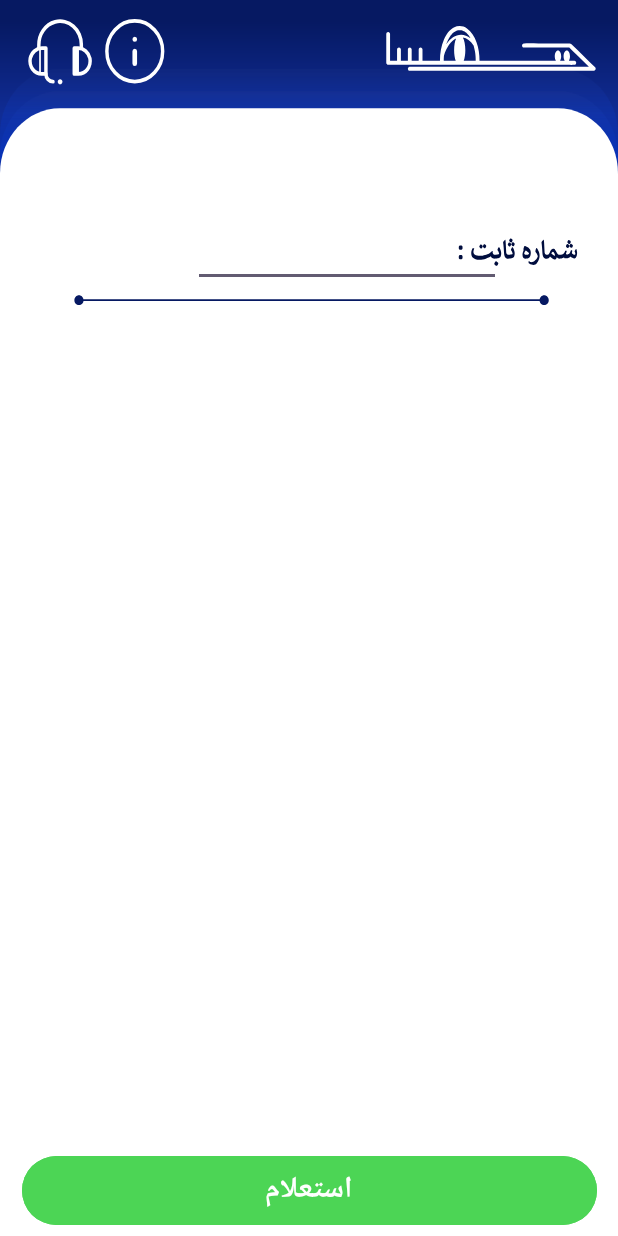
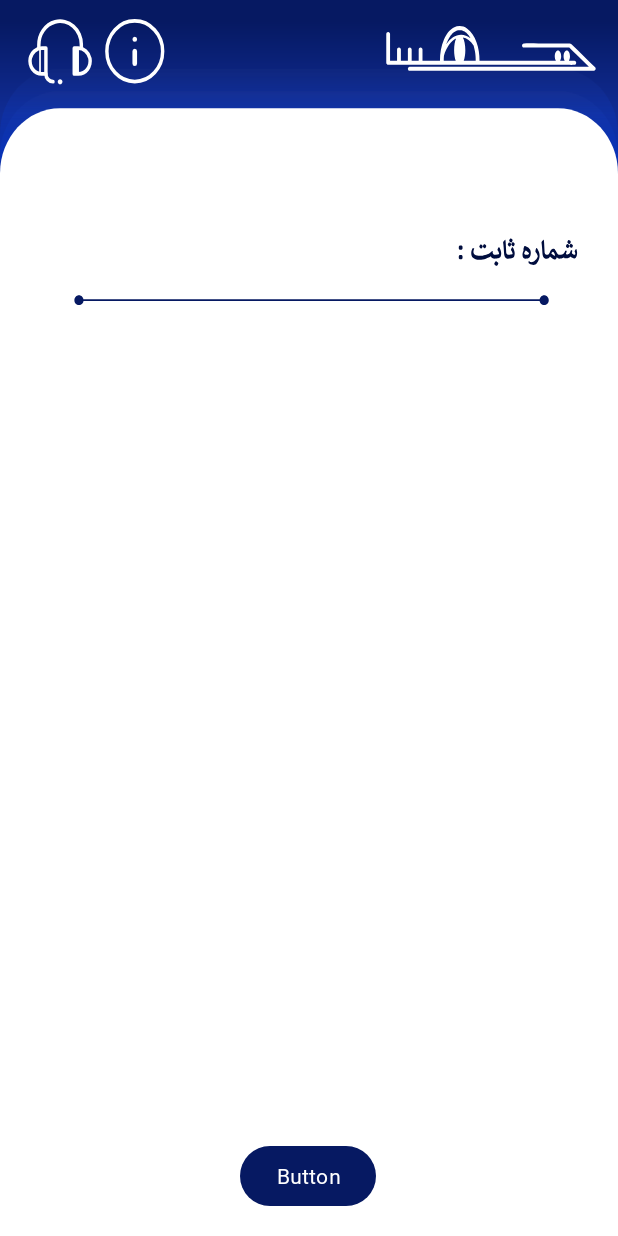
Before and after one commit to SanazSobahnloo/Temsah-Java, an Android app: the fixedLine screen opened directly, with no data from a screen before it, on a phone screen of 412 x 824 dp. Run offline under Robolectric (Android 15) with nearby library versions, the phone set to English and light mode, and no system bars.

Commit message:
testing fixed 1

```diff
--- a/app/src/main/java/com/example/temsah/fixedLine.java
+++ b/app/src/main/java/com/example/temsah/fixedLine.java
@@ -49,6 +49,7 @@ public class fixedLine extends AppCompatActivity {
 
 
 
+
         binding.phone.addTextChangedListener(new TextWatcher() {
             @Override
             public void beforeTextChanged(CharSequence charSequence, int i, int i1, int i2) {
@@ -58,33 +59,11 @@ public class fixedLine extends AppCompatActivity {
             @Override
             public void onTextChanged(CharSequence charSequence, int i, int i1, int i2) {
 
-                /*if (charSequence.toString().startsWith("021")){binding.imageView3.setVisibility(View.VISIBLE);
-                    binding.imageView4.setVisibility(View.INVISIBLE);
-                }*/
-
-                binding.textView5.setText(binding.phone.getText().toString().trim());
-
-
+                binding.copy.setText(binding.phone.getText());
             }
 
             @Override
             public void afterTextChanged(Editable editable) {
-                callAPI(binding.textView5.getText());
-
-            }
-        });
-        binding.estelamBtn.setOnClickListener(new View.OnClickListener() {
-            @Override
-            public void onClick(View view) {
-
-                binding.mid.setVisibility(View.VISIBLE);
-                binding.fin.setVisibility(View.VISIBLE);
-                binding.textView6.setText(re5);
-                binding.textView7.setText(re5);
-                binding.midbill.setText(re1);
-                binding.finbill.setText(re3);
-                binding.idmid.setText(re2);
-                binding.idfin.setText(re4);
 
             }
         });
--- a/app/src/main/res/layout/activity_fixed_line.xml
+++ b/app/src/main/res/layout/activity_fixed_line.xml
@@ -41,164 +41,55 @@
         app:layout_constraintStart_toStartOf="parent"
         app:layout_constraintTop_toTopOf="parent" />
 
-    <Button
-        android:id="@+id/estelamBtn"
-        android:layout_width="383dp"
-        android:layout_height="54dp"
-        android:layout_marginBottom="3dp"
-        android:backgroundTint="@color/green"
-        android:text="استعلام"
-        android:textSize="20dp"
-        android:textStyle="bold"
-        app:layout_constraintBottom_toBottomOf="parent"
+    <TextView
+        android:id="@+id/phone"
+        android:layout_width="178dp"
+        android:layout_height="40dp"
+        android:layout_marginTop="148dp"
         app:layout_constraintEnd_toEndOf="parent"
-        app:layout_constraintStart_toStartOf="parent" />
-
-    <EditText
-        android:id="@+id/phone"
-        android:layout_width="205dp"
-        android:layout_height="47dp"
-        android:layout_marginStart="50dp"
-        android:layout_marginTop="144dp"
-        android:layout_marginEnd="50dp"
-        android:ems="10"
-        android:inputType="phone"
-        android:maxLines="11"
-        app:layout_constraintEnd_toEndOf="parent"
-        app:layout_constraintHorizontal_bias="0.737"
+        app:layout_constraintHorizontal_bias="0.497"
         app:layout_constraintStart_toStartOf="parent"
         app:layout_constraintTop_toTopOf="parent" />
 
     <TextView
-        android:id="@+id/finbill"
-        android:layout_width="219dp"
-        android:layout_height="44dp"
-        android:layout_marginTop="516dp"
-        android:gravity="center"
-        android:visibility="visible"
+        android:id="@+id/textView8"
+        android:layout_width="178dp"
+        android:layout_height="40dp"
+        android:layout_marginTop="460dp"
         app:layout_constraintEnd_toEndOf="parent"
-        app:layout_constraintHorizontal_bias="0.302"
+        app:layout_constraintHorizontal_bias="0.472"
         app:layout_constraintStart_toStartOf="parent"
         app:layout_constraintTop_toTopOf="parent" />
 
     <TextView
-        android:id="@+id/fin"
-        android:layout_width="wrap_content"
-        android:layout_height="wrap_content"
-        android:layout_marginBottom="188dp"
-        android:text="پایان دوره "
-        android:textSize="20sp"
-        android:visibility="invisible"
-        app:layout_constraintBottom_toBottomOf="parent"
+        android:id="@+id/textView9"
+        android:layout_width="178dp"
+        android:layout_height="40dp"
+        android:layout_marginTop="368dp"
         app:layout_constraintEnd_toEndOf="parent"
-        app:layout_constraintHorizontal_bias="0.865"
-        app:layout_constraintStart_toStartOf="parent" />
-
-    <TextView
-        android:id="@+id/idfin"
-        android:layout_width="217dp"
-        android:layout_height="45dp"
-        android:layout_marginTop="200dp"
-        android:gravity="center"
-        app:layout_constraintEnd_toEndOf="parent"
-        app:layout_constraintHorizontal_bias="0.293"
-        app:layout_constraintStart_toStartOf="parent"
-        app:layout_constraintTop_toBottomOf="@+id/midbill" />
-
-    <TextView
-        android:id="@+id/idmid"
-        android:layout_width="222dp"
-        android:layout_height="37dp"
-        android:layout_marginTop="12dp"
-        android:gravity="center"
-        app:layout_constraintEnd_toEndOf="parent"
-        app:layout_constraintHorizontal_bias="0.306"
-        app:layout_constraintStart_toStartOf="parent"
-        app:layout_constraintTop_toBottomOf="@+id/midbill" />
-
-    <TextView
-        android:id="@+id/mid"
-        android:layout_width="wrap_content"
-        android:layout_height="wrap_content"
-        android:layout_marginTop="328dp"
-        android:text="میان دوره :"
-        android:textSize="20sp"
-        android:visibility="invisible"
-        app:layout_constraintEnd_toEndOf="parent"
-        app:layout_constraintHorizontal_bias="0.881"
+        app:layout_constraintHorizontal_bias="0.472"
         app:layout_constraintStart_toStartOf="parent"
         app:layout_constraintTop_toTopOf="parent" />
 
     <TextView
-        android:id="@+id/midbill"
-        android:layout_width="220dp"
-        android:layout_height="47dp"
-        android:layout_marginTop="328dp"
-        android:cursorVisible="false"
-        android:enabled="true"
-        android:gravity="center"
-        android:text=" "
-        android:visibility="visible"
+        android:id="@+id/copy"
+        android:layout_width="178dp"
+        android:layout_height="40dp"
+        android:layout_marginTop="224dp"
         app:layout_constraintEnd_toEndOf="parent"
-        app:layout_constraintHorizontal_bias="0.298"
+        app:layout_constraintHorizontal_bias="0.497"
         app:layout_constraintStart_toStartOf="parent"
         app:layout_constraintTop_toTopOf="parent" />
 
-    <ImageView
-        android:id="@+id/imageView3"
-        android:layout_width="55dp"
-        android:layout_height="58dp"
-        android:layout_marginTop="144dp"
-        android:visibility="invisible"
-        app:layout_constraintEnd_toEndOf="parent"
-        app:layout_constraintHorizontal_bias="0.171"
-        app:layout_constraintStart_toStartOf="parent"
-        app:layout_constraintTop_toTopOf="parent"
-        app:srcCompat="@drawable/mtower" />
-
-    <ImageView
-        android:id="@+id/imageView4"
-        android:layout_width="55dp"
-        android:layout_height="58dp"
-        android:layout_marginTop="144dp"
-        android:visibility="invisible"
-        app:layout_constraintEnd_toEndOf="parent"
-        app:layout_constraintHorizontal_bias="0.171"
-        app:layout_constraintStart_toStartOf="parent"
-        app:layout_constraintTop_toTopOf="parent"
-        app:srcCompat="@drawable/mashhad" />
-
-    <TextView
-        android:id="@+id/textView5"
-        android:layout_width="203dp"
-        android:layout_height="44dp"
-        android:layout_marginTop="200dp"
-        android:visibility="invisible"
-        app:layout_constraintEnd_toEndOf="parent"
-        app:layout_constraintHorizontal_bias="0.625"
-        app:layout_constraintStart_toStartOf="parent"
-        app:layout_constraintTop_toTopOf="parent" />
-
-    <TextView
-        android:id="@+id/textView6"
-        android:layout_width="186dp"
-        android:layout_height="41dp"
-        android:layout_marginBottom="420dp"
-        android:gravity="center"
+    <Button
+        android:id="@+id/button"
+        android:layout_width="wrap_content"
+        android:layout_height="wrap_content"
+        android:layout_marginBottom="16dp"
+        android:text="Button"
         app:layout_constraintBottom_toBottomOf="parent"
         app:layout_constraintEnd_toEndOf="parent"
-        app:layout_constraintHorizontal_bias="0.568"
-        app:layout_constraintStart_toStartOf="parent" />
-
-    <TextView
-        android:id="@+id/textView7"
-        android:layout_width="186dp"
-        android:layout_height="41dp"
-        android:layout_marginBottom="232dp"
-        android:gravity="center"
-        app:layout_constraintBottom_toBottomOf="parent"
-        app:layout_constraintEnd_toEndOf="parent"
-        app:layout_constraintHorizontal_bias="0.568"
+        app:layout_constraintHorizontal_bias="0.498"
         app:layout_constraintStart_toStartOf="parent" />
 
 </androidx.constraintlayout.widget.ConstraintLayout>
```
